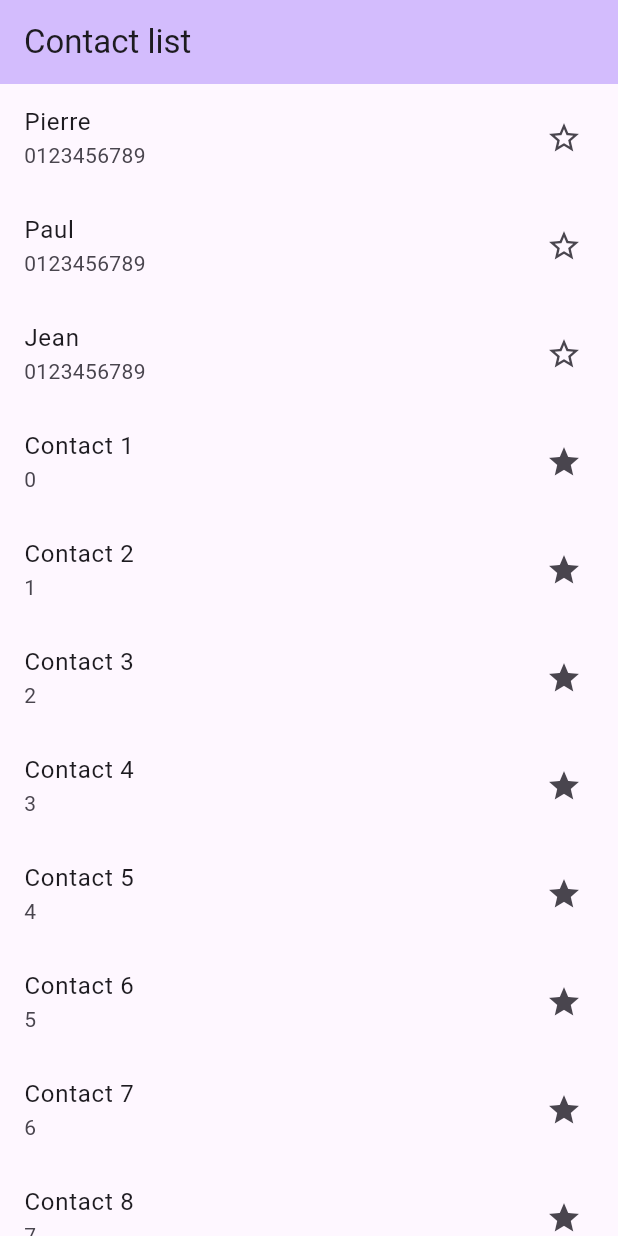
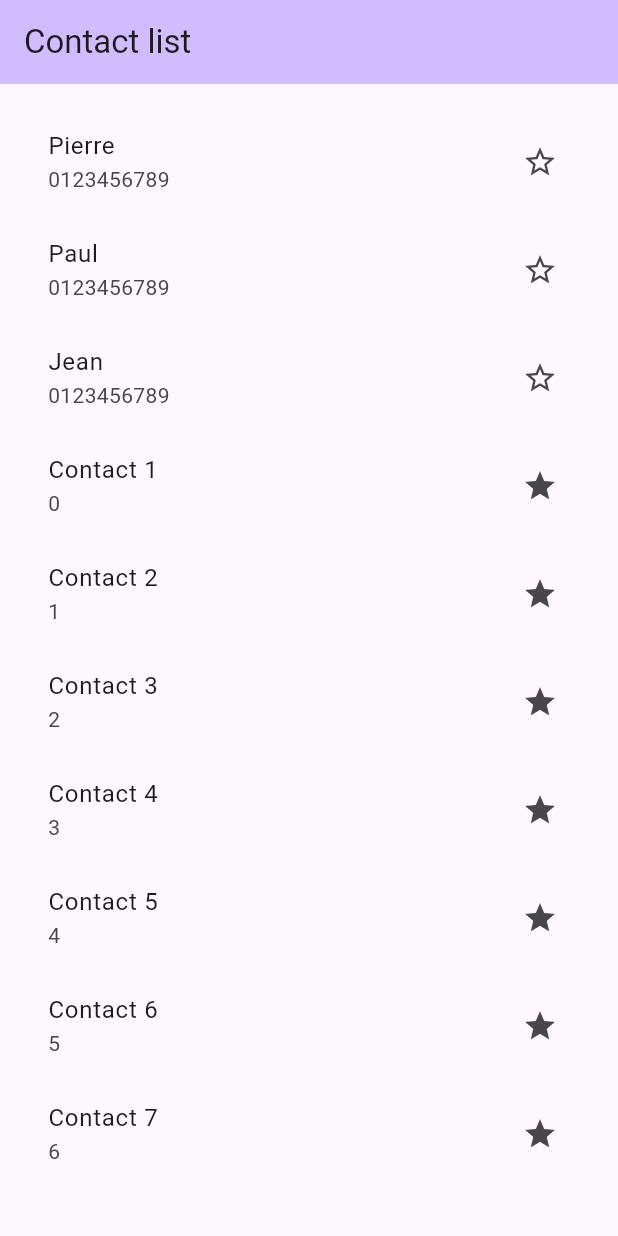
Before and after one commit to IweZix/BIN2-Q2-Mobile, a Flutter app: the screen it shows after launch, on a phone screen of 412 x 824 dp. Run offline on Flutter 3.47's test engine with Material 3 defaults, Android fonts, the phone set to English and light mode, and no system bars.

Commit message:
T02.4 Liste générée

```diff
--- a/tuto2/lib/home_screen.dart
+++ b/tuto2/lib/home_screen.dart
@@ -18,7 +18,20 @@ class HomeScreen extends StatelessWidget {
         backgroundColor: Theme.of(context).colorScheme.inversePrimary,
         title: const Text("Contact list"),
       ),
-      body: ListView(children: contactRows),
+      body: Padding(
+        padding: const EdgeInsets.all(16.0),
+        child: Center(
+          child: SizedBox(
+            width: 512,
+            child: ListView.builder(
+              itemCount: defaultContacts.length,
+              itemBuilder: (context, index) {
+                return ContactRow(contact: defaultContacts[index]);
+              },
+            ),
+          ),
+        ),
+      )
     );
   }
 }
```
